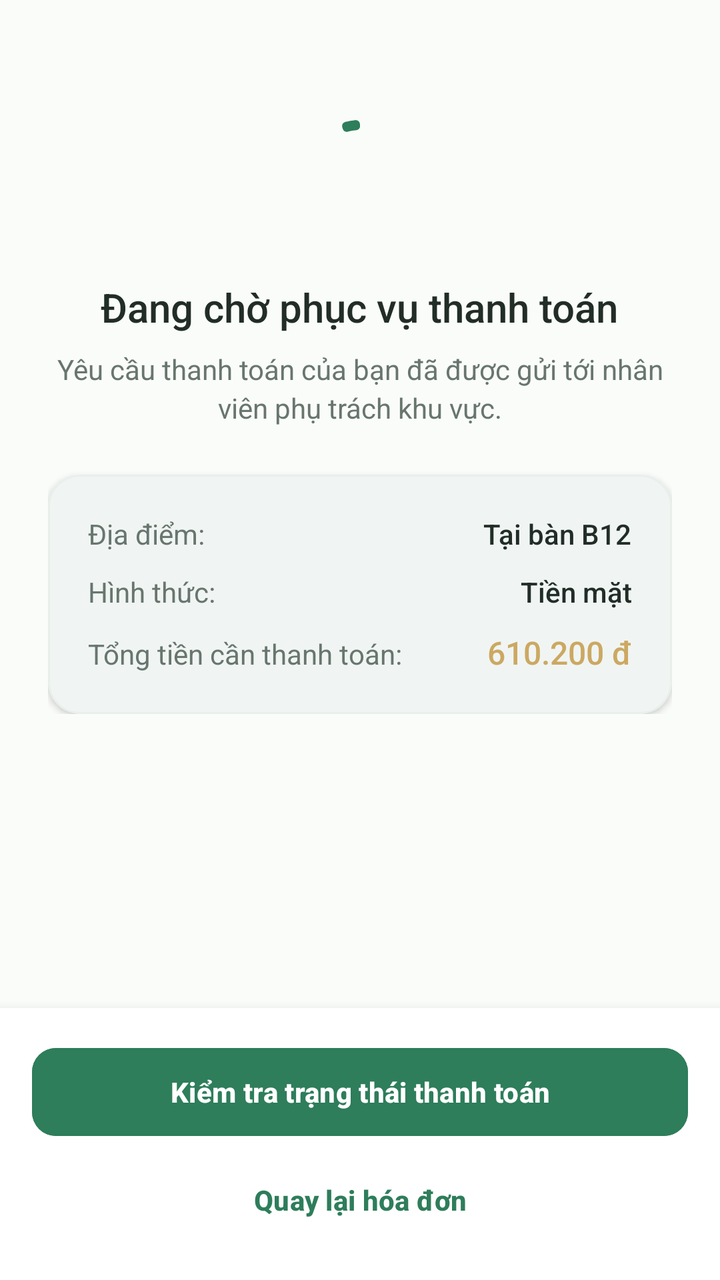
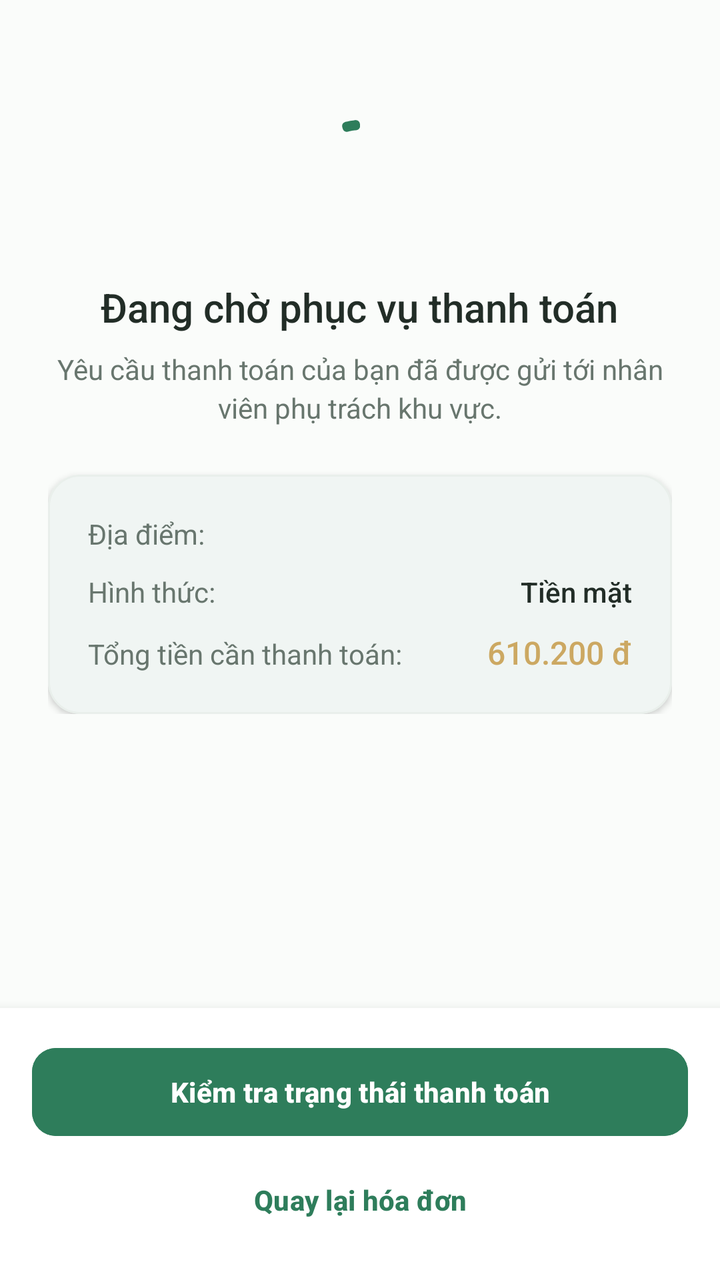

The first picture is an Android layout as it rendered before a commit; the second is the same layout after the commit. The layout source and the unified diff follow.
<!-- AndroidManifest.xml: application theme Theme.VietTable -->
<!-- res/layout/fragment_onsite_status.xml -->
<?xml version="1.0" encoding="utf-8"?>
<androidx.coordinatorlayout.widget.CoordinatorLayout xmlns:android="http://schemas.android.com/apk/res/android"
    xmlns:app="http://schemas.android.com/apk/res-auto"
    android:layout_width="match_parent"
    android:layout_height="match_parent"
    android:background="@color/colorBackground">

    <androidx.core.widget.NestedScrollView
        android:layout_width="match_parent"
        android:layout_height="match_parent"
        android:paddingBottom="96dp">

        <LinearLayout
            android:layout_width="match_parent"
            android:layout_height="wrap_content"
            android:gravity="center_horizontal"
            android:orientation="vertical"
            android:padding="24dp"
            android:tag="safe_top">

            <com.google.android.material.progressindicator.CircularProgressIndicator
                android:layout_width="64dp"
                android:layout_height="64dp"
                android:layout_marginTop="32dp"
                android:indeterminate="true"
                app:indicatorColor="@color/colorPrimary"
                app:indicatorSize="56dp"
                app:trackColor="@color/colorDivider"
                app:trackThickness="5dp" />

            <TextView
                android:layout_width="wrap_content"
                android:layout_height="wrap_content"
                android:layout_marginTop="20dp"
                android:fontFamily="sans-serif-medium"
                android:text="Đang chờ phục vụ thanh toán"
                android:textColor="@color/colorTextPrimary"
                android:textSize="20sp" />

            <TextView
                android:id="@+id/tvOnsiteStatusDesc"
                android:layout_width="wrap_content"
                android:layout_height="wrap_content"
                android:layout_marginTop="8dp"
                android:gravity="center"
                android:lineSpacingExtra="3dp"
                android:text="Yêu cầu thanh toán của bạn đã được gửi tới nhân viên phụ trách khu vực."
                android:textColor="@color/colorTextSecondary"
                android:textSize="14sp" />

            
            <com.google.android.material.card.MaterialCardView
                android:layout_width="match_parent"
                android:layout_height="wrap_content"
                android:layout_marginTop="24dp"
                app:cardBackgroundColor="@color/colorSurface"
                app:cardCornerRadius="16dp"
                app:cardElevation="2dp"
                app:strokeColor="@color/colorDivider"
                app:strokeWidth="1dp">

                <LinearLayout
                    android:layout_width="match_parent"
                    android:layout_height="wrap_content"
                    android:orientation="vertical"
                    android:padding="20dp">

                    <LinearLayout
                        android:layout_width="match_parent"
                        android:layout_height="wrap_content"
                        android:orientation="horizontal">

                        <TextView
                            android:layout_width="0dp"
                            android:layout_height="wrap_content"
                            android:layout_weight="1"
                            android:text="Địa điểm:"
                            android:textColor="@color/colorTextSecondary"
                            android:textSize="14sp" />

                        <TextView
                            android:id="@+id/tvOnsiteLocation"
                            android:layout_width="wrap_content"
                            android:layout_height="wrap_content"
                            android:fontFamily="sans-serif-medium"
                            android:text="Tại bàn B12"
                            android:textColor="@color/colorTextPrimary"
                            android:textSize="14sp" />
                    </LinearLayout>

                    <LinearLayout
                        android:layout_width="match_parent"
                        android:layout_height="wrap_content"
                        android:layout_marginTop="10dp"
                        android:orientation="horizontal">

                        <TextView
                            android:layout_width="0dp"
                            android:layout_height="wrap_content"
                            android:layout_weight="1"
                            android:text="Hình thức:"
                            android:textColor="@color/colorTextSecondary"
                            android:textSize="14sp" />

                        <TextView
                            android:id="@+id/tvOnsiteMethod"
                            android:layout_width="wrap_content"
                            android:layout_height="wrap_content"
                            android:fontFamily="sans-serif-medium"
                            android:text="Tiền mặt"
                            android:textColor="@color/colorTextPrimary"
                            android:textSize="14sp" />
                    </LinearLayout>

                    <LinearLayout
                        android:layout_width="match_parent"
                        android:layout_height="wrap_content"
                        android:layout_marginTop="10dp"
                        android:orientation="horizontal">

                        <TextView
                            android:layout_width="0dp"
                            android:layout_height="wrap_content"
                            android:layout_weight="1"
                            android:text="Tổng tiền cần thanh toán:"
                            android:textColor="@color/colorTextSecondary"
                            android:textSize="14sp" />

                        <TextView
                            android:id="@+id/tvOnsiteTotal"
                            android:layout_width="wrap_content"
                            android:layout_height="wrap_content"
                            android:fontFamily="sans-serif-medium"
                            android:text="610.200 đ"
                            android:textColor="@color/colorSecondary"
                            android:textSize="16sp" />
                    </LinearLayout>
                </LinearLayout>
            </com.google.android.material.card.MaterialCardView>

        </LinearLayout>
    </androidx.core.widget.NestedScrollView>

    
    <LinearLayout
        android:layout_width="match_parent"
        android:layout_height="wrap_content"
        android:layout_gravity="bottom"
        android:tag="safe_bottom"
        android:background="@color/colorSurface"
        android:elevation="8dp"
        android:orientation="vertical"
        android:padding="16dp">

        <com.google.android.material.button.MaterialButton
            android:id="@+id/btnRefreshOnsiteStatus"
            style="@style/Widget.VietTable.Button.Primary"
            android:layout_width="match_parent"
            android:layout_height="wrap_content"
            android:text="Kiểm tra trạng thái thanh toán" />

        <com.google.android.material.button.MaterialButton
            android:id="@+id/btnCancelOnsiteRequest"
            style="@style/Widget.VietTable.Button.Text"
            android:layout_width="match_parent"
            android:layout_height="wrap_content"
            android:layout_marginTop="4dp"
            android:text="Quay lại hóa đơn" />
    </LinearLayout>

</androidx.coordinatorlayout.widget.CoordinatorLayout>
<!-- resources referenced by this layout -->
<resources>
  <color name="colorBackground">#FAFCFA</color>
  <color name="colorDivider">#E9EFEB</color>
  <color name="colorPrimary">#2E7D5B</color>
  <color name="colorSecondary">#CCA862</color>
  <color name="colorSurface">#FFFFFF</color>
  <color name="colorTextPrimary">#222D27</color>
  <color name="colorTextSecondary">#68766E</color>
  <style name="Theme.VietTable" parent="Base.Theme.VietTable" />
  <dimen name="btn_height_primary">52dp</dimen>
  <dimen name="radius_medium">12dp</dimen>
  <color name="primary">#2E7D5B</color>
  <style name="Base.Theme.VietTable" parent="Theme.Material3.Light.NoActionBar">
          
          <item name="colorPrimary">@color/primary</item>
          <item name="colorPrimaryDark">@color/primary_dark</item>
          <item name="colorOnPrimary">@color/on_primary</item>
          <item name="colorPrimaryContainer">@color/primary_container</item>
          <item name="colorOnPrimaryContainer">@color/on_primary_container</item>
  
          <item name="colorSecondary">@color/accent_gold</item>
          <item name="colorOnSecondary">@color/white</item>
          <item name="colorSecondaryContainer">@color/accent_gold_container</item>
          <item name="colorOnSecondaryContainer">@color/accent_gold_dark</item>
  
          <item name="android:colorBackground">@color/bg_cream</item>
          <item name="colorSurface">@color/surface</item>
          <item name="colorOnSurface">@color/text_primary</item>
          <item name="colorSurfaceVariant">@color/surface_variant</item>
  
          <item name="colorError">@color/semantic_error</item>
          <item name="colorOnError">@color/white</item>
  
          
          <item name="android:statusBarColor">@android:color/transparent</item>
          <item name="android:windowLightStatusBar">true</item>
          <item name="android:navigationBarColor">@android:color/transparent</item>
          <item name="android:windowLightNavigationBar">true</item>
  
          
          <item name="colorAccent">@color/primary</item>
          <item name="alertDialogTheme">@style/ThemeOverlay.VietTable.Dialog.Alert</item>
          <item name="materialAlertDialogTheme">@style/ThemeOverlay.VietTable.MaterialAlertDialog</item>
          <item name="buttonBarPositiveButtonStyle">@style/Widget.VietTable.Dialog.Button.Positive</item>
          <item name="buttonBarNegativeButtonStyle">@style/Widget.VietTable.Dialog.Button.Negative</item>
          <item name="buttonBarNeutralButtonStyle">@style/Widget.VietTable.Dialog.Button.Neutral</item>
          <item name="materialButtonStyle">@style/Widget.VietTable.Button.Primary</item>
          <item name="materialButtonOutlinedStyle">@style/Widget.VietTable.Button.Outlined</item>
          <item name="borderlessButtonStyle">@style/Widget.VietTable.Button.Text</item>
          <item name="materialCardViewStyle">@style/Widget.VietTable.Card</item>
          <item name="textInputStyle">@style/Widget.VietTable.TextInputLayout</item>
          <item name="toolbarStyle">@style/Widget.VietTable.Toolbar</item>
          <item name="bottomNavigationStyle">@style/Widget.VietTable.BottomNavigationView</item>
      </style>
  <dimen name="text_button">14sp</dimen>
  <color name="primary_dark">#24654A</color>
  <color name="on_primary">#FFFFFF</color>
  <color name="primary_container">#EEF7F2</color>
  <color name="on_primary_container">#1B4E38</color>
  <color name="accent_gold">#CCA862</color>
  <color name="white">#FFFFFFFF</color>
  <color name="accent_gold_container">#FAF5EB</color>
  <color name="accent_gold_dark">#9E7D33</color>
  <color name="bg_cream">#FAFCFA</color>
  <color name="surface">#FFFFFF</color>
  <color name="text_primary">#222D27</color>
  <color name="surface_variant">#F3F7F5</color>
  <color name="semantic_error">#D32F2F</color>
  <color name="text_secondary">#68766E</color>
  <color name="transparent">#00000000</color>
  <dimen name="radius_large">16dp</dimen>
  <dimen name="card_elevation">1.5dp</dimen>
  <color name="divider">#E9EFEB</color>
  <dimen name="card_stroke_width">1dp</dimen>
  <!-- unchanged entries left out for length: 17 -->
</resources>

<!-- the commit's change to res/layout/fragment_onsite_status.xml (unified diff, before → after) -->
@@ -83,7 +83,7 @@
                             android:layout_width="wrap_content"
                             android:layout_height="wrap_content"
                             android:fontFamily="sans-serif-medium"
-                            android:text="Tại bàn B12"
+                            android:text=""
                             android:textColor="@color/colorTextPrimary"
                             android:textSize="14sp" />
                     </LinearLayout>
<!-- resource entries referenced after the edit -->
@@ -36,7 +36,6 @@
           <item name="android:statusBarColor">@android:color/transparent</item>
           <item name="android:windowLightStatusBar">true</item>
           <item name="android:navigationBarColor">@android:color/transparent</item>
-          <item name="android:windowLightNavigationBar">true</item>
   
           
           <item name="colorAccent">@color/primary</item>
